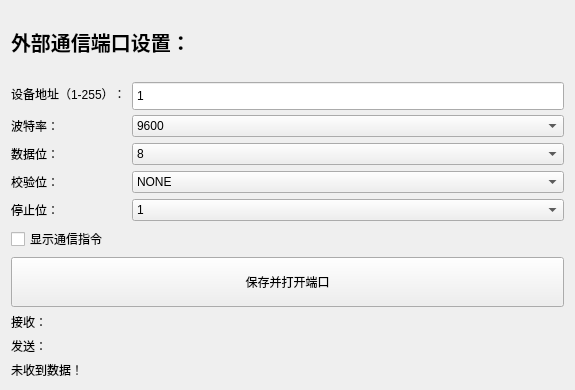
First picture: the form in modbusmodule.ui, repository DREAM251/WaterMonitoring, before the edit.
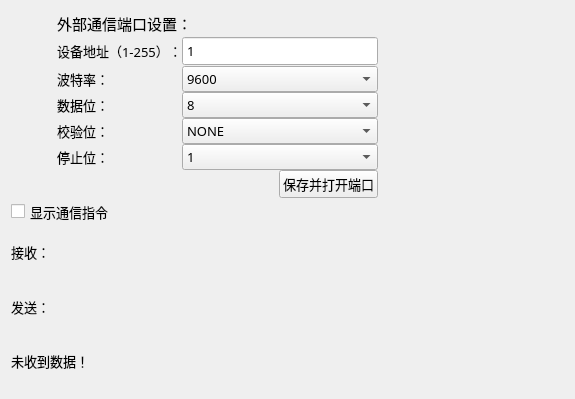
Second picture: the form after the edit. Icons and pictures are not drawn.

Commit message: 更改字体和界面

Diff of the .ui file:
```diff
--- a/modbusmodule.ui
+++ b/modbusmodule.ui
@@ -2,32 +2,100 @@
 <ui version="4.0">
  <class>ModbusModule</class>
  <widget class="QWidget" name="ModbusModule">
+  <property name="enabled">
+   <bool>true</bool>
+  </property>
   <property name="geometry">
    <rect>
     <x>0</x>
     <y>0</y>
     <width>575</width>
-    <height>390</height>
+    <height>399</height>
    </rect>
   </property>
+  <property name="font">
+   <font>
+    <family>Sans Serif</family>
+    <pointsize>10</pointsize>
+    <weight>50</weight>
+    <italic>false</italic>
+    <bold>false</bold>
+   </font>
+  </property>
   <property name="windowTitle">
    <string>Form</string>
   </property>
   <property name="styleSheet">
-   <string notr="true">QSpinBox
-{
-	max-height:20px;
-}</string>
+   <string notr="true">font: 10pt &quot;Sans Serif&quot;;</string>
   </property>
   <layout class="QGridLayout" name="gridLayout_3">
-   <item row="7" column="0" colspan="2">
-    <widget class="QCheckBox" name="cbShowCommands">
+   <property name="verticalSpacing">
+    <number>2</number>
+   </property>
+   <item row="0" column="0">
+    <spacer name="horizontalSpacer">
+     <property name="orientation">
+      <enum>Qt::Horizontal</enum>
+     </property>
+     <property name="sizeType">
+      <enum>QSizePolicy::Fixed</enum>
+     </property>
+     <property name="sizeHint" stdset="0">
+      <size>
+       <width>40</width>
+       <height>20</height>
+      </size>
+     </property>
+    </spacer>
+   </item>
+   <item row="0" column="1">
+    <layout class="QVBoxLayout" name="verticalLayout">
+     <item>
+      <widget class="QLabel" name="label">
+       <property name="sizePolicy">
+        <sizepolicy hsizetype="Preferred" vsizetype="Fixed">
+         <horstretch>0</horstretch>
+         <verstretch>0</verstretch>
+        </sizepolicy>
+       </property>
+       <property name="minimumSize">
+        <size>
+         <width>0</width>
+         <height>25</height>
+        </size>
+       </property>
+       <property name="maximumSize">
+        <size>
+         <width>16777215</width>
+         <height>25</height>
+        </size>
+       </property>
+       <property name="font">
+        <font>
+         <family>Sans Serif</family>
+         <pointsize>11</pointsize>
+         <weight>50</weight>
+         <italic>false</italic>
+         <bold>false</bold>
+        </font>
+       </property>
+       <property name="styleSheet">
+        <string notr="true">font: 11pt &quot;Sans Serif&quot;;</string>
+       </property>
      <property name="text">
-      <string>显示通信指令</string>
+        <string>外部通信端口设置：</string>
+       </property>
+       <property name="textFormat">
+        <enum>Qt::PlainText</enum>
+       </property>
+       <property name="textInteractionFlags">
+        <set>Qt::NoTextInteraction</set>
      </property>
     </widget>
    </item>
-   <item row="1" column="0">
+     <item>
+      <layout class="QGridLayout" name="gridLayout_2" columnstretch="1,1" columnminimumwidth="1,1">
+       <item row="0" column="0">
     <widget class="QLabel" name="lbAddr">
      <property name="sizePolicy">
       <sizepolicy hsizetype="Maximum" vsizetype="Preferred">
@@ -35,33 +103,96 @@
        <verstretch>0</verstretch>
       </sizepolicy>
      </property>
+         <property name="font">
+          <font>
+           <family>Sans Serif</family>
+           <pointsize>10</pointsize>
+           <weight>50</weight>
+           <italic>false</italic>
+           <bold>false</bold>
+          </font>
+         </property>
+         <property name="styleSheet">
+          <string notr="true">font: 10pt &quot;Sans Serif&quot;;</string>
+         </property>
      <property name="text">
       <string>设备地址（1-255）：</string>
      </property>
     </widget>
    </item>
-   <item row="3" column="0">
+       <item row="0" column="1">
+        <widget class="QSpinBox" name="sbAddr">
+         <property name="sizePolicy">
+          <sizepolicy hsizetype="Minimum" vsizetype="Fixed">
+           <horstretch>0</horstretch>
+           <verstretch>0</verstretch>
+          </sizepolicy>
+         </property>
+         <property name="minimumSize">
+          <size>
+           <width>0</width>
+           <height>30</height>
+          </size>
+         </property>
+         <property name="font">
+          <font>
+           <family>Sans Serif</family>
+           <pointsize>10</pointsize>
+           <weight>50</weight>
+           <italic>false</italic>
+           <bold>false</bold>
+          </font>
+         </property>
+         <property name="autoFillBackground">
+          <bool>true</bool>
+         </property>
+         <property name="styleSheet">
+          <string notr="true">font: 10pt &quot;Sans Serif&quot;;</string>
+         </property>
+         <property name="buttonSymbols">
+          <enum>QAbstractSpinBox::NoButtons</enum>
+         </property>
+         <property name="minimum">
+          <number>1</number>
+         </property>
+         <property name="maximum">
+          <number>255</number>
+         </property>
+        </widget>
+       </item>
+       <item row="1" column="0">
     <widget class="QLabel" name="lbBuad">
+         <property name="font">
+          <font>
+           <family>Sans Serif</family>
+           <pointsize>10</pointsize>
+           <weight>50</weight>
+           <italic>false</italic>
+           <bold>false</bold>
+          </font>
+         </property>
+         <property name="styleSheet">
+          <string notr="true">font: 10pt &quot;Sans Serif&quot;;</string>
+         </property>
      <property name="text">
       <string>波特率：</string>
      </property>
     </widget>
    </item>
-   <item row="8" column="0" colspan="2">
-    <widget class="QPushButton" name="pbSave">
-     <property name="minimumSize">
-      <size>
-       <width>0</width>
-       <height>50</height>
-      </size>
-     </property>
-     <property name="text">
-      <string>保存并打开端口</string>
-     </property>
-    </widget>
-   </item>
-   <item row="3" column="1">
+       <item row="1" column="1">
     <widget class="QComboBox" name="cbBuad">
+         <property name="font">
+          <font>
+           <family>Sans Serif</family>
+           <pointsize>10</pointsize>
+           <weight>50</weight>
+           <italic>false</italic>
+           <bold>false</bold>
+          </font>
+         </property>
+         <property name="styleSheet">
+          <string notr="true">font: 10pt &quot;Sans Serif&quot;;</string>
+         </property>
      <item>
       <property name="text">
        <string>9600</string>
@@ -79,15 +210,39 @@
      </item>
     </widget>
    </item>
-   <item row="4" column="0">
+       <item row="2" column="0">
     <widget class="QLabel" name="lbData">
+         <property name="font">
+          <font>
+           <family>Sans Serif</family>
+           <pointsize>10</pointsize>
+           <weight>50</weight>
+           <italic>false</italic>
+           <bold>false</bold>
+          </font>
+         </property>
+         <property name="styleSheet">
+          <string notr="true">font: 10pt &quot;Sans Serif&quot;;</string>
+         </property>
      <property name="text">
       <string>数据位：</string>
      </property>
     </widget>
    </item>
-   <item row="4" column="1">
+       <item row="2" column="1">
     <widget class="QComboBox" name="cbData">
+         <property name="font">
+          <font>
+           <family>Sans Serif</family>
+           <pointsize>10</pointsize>
+           <weight>50</weight>
+           <italic>false</italic>
+           <bold>false</bold>
+          </font>
+         </property>
+         <property name="styleSheet">
+          <string notr="true">font: 10pt &quot;Sans Serif&quot;;</string>
+         </property>
      <item>
       <property name="text">
        <string>8</string>
@@ -110,15 +265,95 @@
      </item>
     </widget>
    </item>
-   <item row="6" column="0">
+       <item row="3" column="0">
+        <widget class="QLabel" name="lbParity">
+         <property name="font">
+          <font>
+           <family>Sans Serif</family>
+           <pointsize>10</pointsize>
+           <weight>50</weight>
+           <italic>false</italic>
+           <bold>false</bold>
+          </font>
+         </property>
+         <property name="styleSheet">
+          <string notr="true">font: 10pt &quot;Sans Serif&quot;;</string>
+         </property>
+         <property name="text">
+          <string>校验位：</string>
+         </property>
+        </widget>
+       </item>
+       <item row="3" column="1">
+        <widget class="QComboBox" name="cbParity">
+         <property name="font">
+          <font>
+           <family>Sans Serif</family>
+           <pointsize>10</pointsize>
+           <weight>50</weight>
+           <italic>false</italic>
+           <bold>false</bold>
+          </font>
+         </property>
+         <property name="styleSheet">
+          <string notr="true">font: 10pt &quot;Sans Serif&quot;;</string>
+         </property>
+         <item>
+          <property name="text">
+           <string>NONE</string>
+          </property>
+         </item>
+         <item>
+          <property name="text">
+           <string>ODD</string>
+          </property>
+         </item>
+         <item>
+          <property name="text">
+           <string>EVEN</string>
+          </property>
+         </item>
+        </widget>
+       </item>
+       <item row="4" column="0">
     <widget class="QLabel" name="lbStop">
+         <property name="font">
+          <font>
+           <family>Sans Serif</family>
+           <pointsize>10</pointsize>
+           <weight>50</weight>
+           <italic>false</italic>
+           <bold>false</bold>
+          </font>
+         </property>
+         <property name="styleSheet">
+          <string notr="true">font: 10pt &quot;Sans Serif&quot;;</string>
+         </property>
      <property name="text">
       <string>停止位：</string>
      </property>
     </widget>
    </item>
-   <item row="6" column="1">
+       <item row="4" column="1">
     <widget class="QComboBox" name="cbStop">
+         <property name="sizePolicy">
+          <sizepolicy hsizetype="Preferred" vsizetype="Preferred">
+           <horstretch>0</horstretch>
+           <verstretch>0</verstretch>
+          </sizepolicy>
+         </property>
+         <property name="font">
+          <font>
+           <family>Sans Serif</family>
+           <pointsize>10</pointsize>
+           <weight>50</weight>
+           <italic>false</italic>
+           <bold>false</bold>
+          </font>
+         </property>
+         <property name="styleSheet">
+          <string notr="true">font: 10pt &quot;Sans Serif&quot;;</string>
+         </property>
      <item>
       <property name="text">
        <string>1</string>
@@ -131,36 +366,110 @@
      </item>
     </widget>
    </item>
-   <item row="5" column="1">
-    <widget class="QComboBox" name="cbParity">
-     <item>
-      <property name="text">
-       <string>NONE</string>
-      </property>
+      </layout>
      </item>
      <item>
-      <property name="text">
-       <string>ODD</string>
-      </property>
-     </item>
-     <item>
+      <widget class="QPushButton" name="pbSave">
+       <property name="sizePolicy">
+        <sizepolicy hsizetype="Fixed" vsizetype="Fixed">
+         <horstretch>0</horstretch>
+         <verstretch>0</verstretch>
+        </sizepolicy>
+       </property>
+       <property name="font">
+        <font>
+         <family>Sans Serif</family>
+         <pointsize>10</pointsize>
+         <weight>50</weight>
+         <italic>false</italic>
+         <bold>false</bold>
+        </font>
+       </property>
+       <property name="layoutDirection">
+        <enum>Qt::RightToLeft</enum>
+       </property>
+       <property name="styleSheet">
+        <string notr="true">font: 10pt &quot;Sans Serif&quot;;</string>
+       </property>
       <property name="text">
-       <string>EVEN</string>
-      </property>
-     </item>
-    </widget>
-   </item>
-   <item row="5" column="0">
-    <widget class="QLabel" name="lbParity">
+        <string>保存并打开端口</string>
+       </property>
+      </widget>
+     </item>
+    </layout>
+   </item>
+   <item row="0" column="2">
+    <spacer name="horizontalSpacer_2">
+     <property name="orientation">
+      <enum>Qt::Horizontal</enum>
+     </property>
+     <property name="sizeType">
+      <enum>QSizePolicy::Fixed</enum>
+     </property>
+     <property name="sizeHint" stdset="0">
+      <size>
+       <width>180</width>
+       <height>20</height>
+      </size>
+     </property>
+    </spacer>
+   </item>
+   <item row="1" column="0" colspan="3">
+    <widget class="QCheckBox" name="cbShowCommands">
+     <property name="maximumSize">
+      <size>
+       <width>555</width>
+       <height>23</height>
+      </size>
+     </property>
+     <property name="font">
+      <font>
+       <family>Sans Serif</family>
+       <pointsize>10</pointsize>
+       <weight>50</weight>
+       <italic>false</italic>
+       <bold>false</bold>
+      </font>
+     </property>
+     <property name="styleSheet">
+      <string notr="true">QCheckBox::indicator
+{
+	width:24px;
+	height:24px;
+}
+QCheckBox::indicator:checked
+{
+	image:url(&quot;://duihao.png&quot;);
+}
+font: 10pt &quot;Sans Serif&quot;;</string>
+     </property>
      <property name="text">
-      <string>校验位：</string>
+      <string>显示通信指令</string>
      </property>
+     <property name="iconSize">
+      <size>
+       <width>20</width>
+       <height>20</height>
+      </size>
+     </property>
     </widget>
    </item>
-   <item row="9" column="0" colspan="2">
+   <item row="2" column="0" colspan="3">
     <layout class="QGridLayout" name="gridLayout">
      <item row="1" column="0">
       <widget class="QLabel" name="lbInfo_3">
+       <property name="font">
+        <font>
+         <family>Sans Serif</family>
+         <pointsize>10</pointsize>
+         <weight>50</weight>
+         <italic>false</italic>
+         <bold>false</bold>
+        </font>
+       </property>
+       <property name="styleSheet">
+        <string notr="true">font: 10pt &quot;Sans Serif&quot;;</string>
+       </property>
        <property name="text">
         <string>发送：</string>
        </property>
@@ -168,6 +477,18 @@
      </item>
      <item row="2" column="0" colspan="2">
       <widget class="QLabel" name="lbInfo">
+       <property name="font">
+        <font>
+         <family>Sans Serif</family>
+         <pointsize>10</pointsize>
+         <weight>50</weight>
+         <italic>false</italic>
+         <bold>false</bold>
+        </font>
+       </property>
+       <property name="styleSheet">
+        <string notr="true">font: 10pt &quot;Sans Serif&quot;;</string>
+       </property>
        <property name="text">
         <string>未收到数据！</string>
        </property>
@@ -181,6 +502,18 @@
          <verstretch>0</verstretch>
         </sizepolicy>
        </property>
+       <property name="font">
+        <font>
+         <family>Sans Serif</family>
+         <pointsize>10</pointsize>
+         <weight>50</weight>
+         <italic>false</italic>
+         <bold>false</bold>
+        </font>
+       </property>
+       <property name="styleSheet">
+        <string notr="true">font: 10pt &quot;Sans Serif&quot;;</string>
+       </property>
        <property name="text">
         <string/>
        </property>
@@ -191,6 +524,18 @@
      </item>
      <item row="0" column="0">
       <widget class="QLabel" name="lbInfo_2">
+       <property name="font">
+        <font>
+         <family>Sans Serif</family>
+         <pointsize>10</pointsize>
+         <weight>50</weight>
+         <italic>false</italic>
+         <bold>false</bold>
+        </font>
+       </property>
+       <property name="styleSheet">
+        <string notr="true">font: 10pt &quot;Sans Serif&quot;;</string>
+       </property>
        <property name="text">
         <string>接收：</string>
        </property>
@@ -204,59 +549,32 @@
          <verstretch>0</verstretch>
         </sizepolicy>
        </property>
-       <property name="text">
-        <string/>
-       </property>
-       <property name="wordWrap">
-        <bool>true</bool>
-       </property>
-      </widget>
-     </item>
-    </layout>
-   </item>
-   <item row="1" column="1">
-    <widget class="QSpinBox" name="sbAddr">
-     <property name="sizePolicy">
-      <sizepolicy hsizetype="Minimum" vsizetype="Fixed">
-       <horstretch>0</horstretch>
-       <verstretch>0</verstretch>
-      </sizepolicy>
-     </property>
-     <property name="minimumSize">
-      <size>
-       <width>0</width>
-       <height>30</height>
-      </size>
-     </property>
-     <property name="autoFillBackground">
-      <bool>true</bool>
-     </property>
-     <property name="buttonSymbols">
-      <enum>QAbstractSpinBox::NoButtons</enum>
-     </property>
-     <property name="minimum">
-      <number>1</number>
-     </property>
-     <property name="maximum">
-      <number>255</number>
-     </property>
-    </widget>
-   </item>
-   <item row="0" column="0" colspan="2">
-    <widget class="QLabel" name="label">
      <property name="font">
       <font>
-       <pointsize>15</pointsize>
-       <weight>75</weight>
-       <bold>true</bold>
-      </font>
-     </property>
+         <family>Sans Serif</family>
+         <pointsize>10</pointsize>
+         <weight>50</weight>
+         <italic>false</italic>
+         <bold>false</bold>
+        </font>
+       </property>
+       <property name="styleSheet">
+        <string notr="true">font: 10pt &quot;Sans Serif&quot;;</string>
+       </property>
      <property name="text">
-      <string>外部通信端口设置：</string>
+        <string/>
+       </property>
+       <property name="wordWrap">
+        <bool>true</bool>
      </property>
     </widget>
    </item>
   </layout>
+   </item>
+  </layout>
+  <zorder>cbShowCommands</zorder>
+  <zorder>horizontalSpacer_2</zorder>
+  <zorder>horizontalSpacer</zorder>
  </widget>
  <resources/>
  <connections/>
```
Lines whose indentation alone changed are shown as unchanged.
